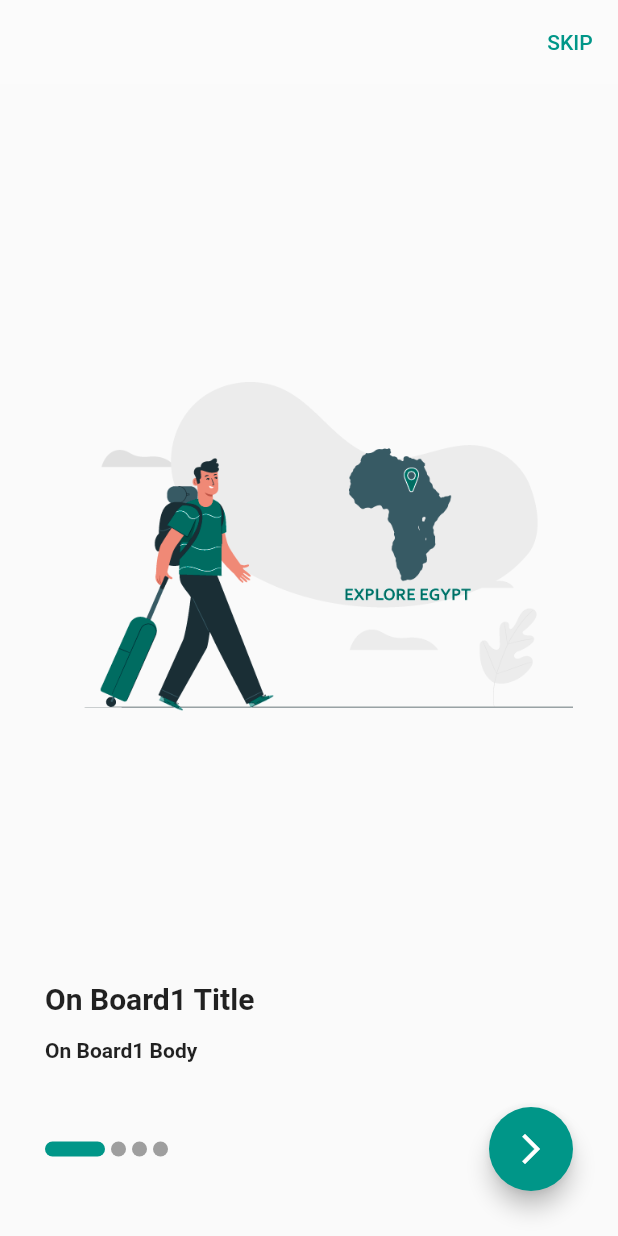
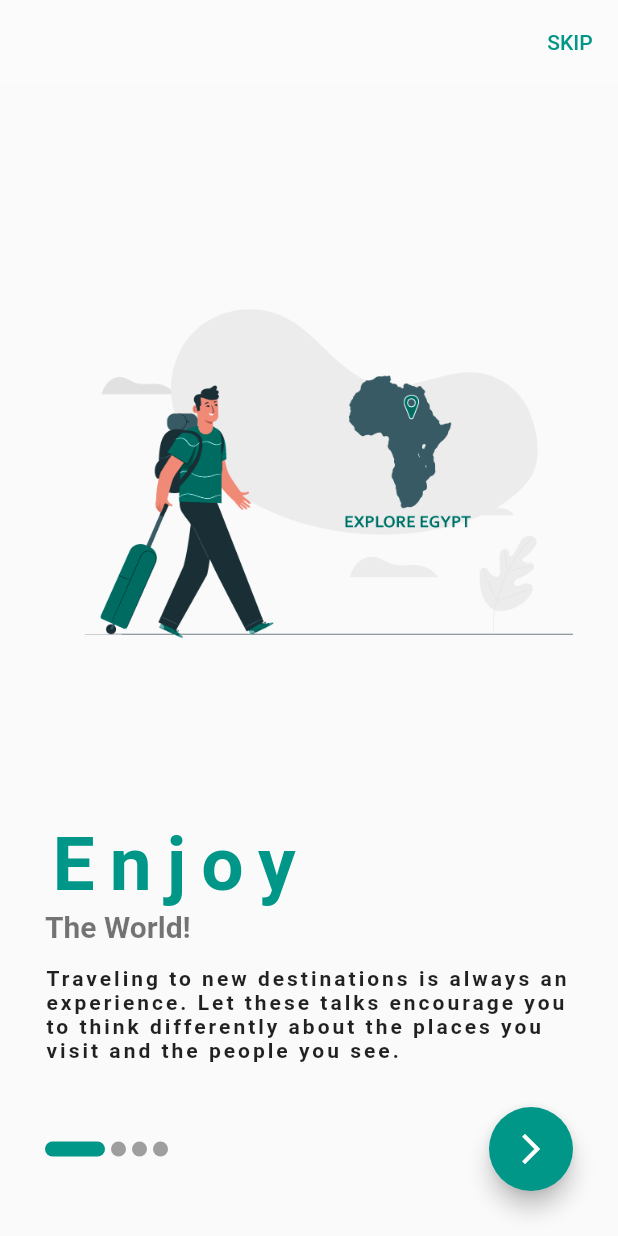
Before and after one commit to Esraa-Kheer/GRADUATION-PROJECT, a Flutter app: the screen it shows after launch, on a phone screen of 412 x 824 dp. Run offline on Flutter 3.47's test engine with Material 2 defaults, Android fonts, the phone set to English and light mode, and no system bars; drawn by our look-alikes of smooth_page_indicator; our stand-ins replace bloc, carousel_slider, conditional_builder_null_safety, dio, easy_splash_screen, flutter_bloc and 2 more; accounts and stored records are empty; Roboto replaces fonts that are missing (AovelSansRounded).

Commit message:
seconed commit

```diff
--- a/lib/models/city_model/city_model.dart
+++ b/lib/models/city_model/city_model.dart
@@ -26,6 +26,7 @@ class CitiesModel {
 }
 
 class Data {
+  late String pic;
  late String name;
  late String area;
  late String population;
@@ -35,6 +36,7 @@ class Data {
  late String id;
 
   Data.fromJson(Map<String, dynamic> json) {
+    pic=json['pic'];
     name = json['name'];
     area = json['area'];
     population = json['population'];
--- a/lib/modules/on_boarding/on_boarding_screen.dart
+++ b/lib/modules/on_boarding/on_boarding_screen.dart
@@ -9,12 +9,14 @@ import 'package:smooth_page_indicator/smooth_page_indicator.dart';
 
 class BoardingModel{
   late final String image;
-  late final String title;
+  late final String title1;
+  late final String title2;
   late final String body;
 
 
   BoardingModel({
-    required this.title,
+    required this.title1,
+    required this.title2,
     required this.image,
     required this.body
 });
@@ -32,24 +34,28 @@ class _OnBoardingScreenState extends State<OnBoardingScreen> {
 
   List<BoardingModel> boarding=[
     BoardingModel(
-        title: 'On Board1 Title',
+        title1: 'Enjoy ',
+        title2: 'The World!',
         image: 'assets/images/1.png',
-        body: 'On Board1 Body'
+        body: 'Traveling to new destinations is always an experience. Let these talks encourage you to think differently about the places you visit and the people you see.'
     ),
     BoardingModel(
-        title: 'On Board2 Title',
+        title1: 'Enjoy ',
+        title2: 'The World!',
         image: 'assets/images/2.png',
-        body: 'On Board2 Body'
+        body: 'Traveling to new destinations is always an experience. Let these talks encourage you to think differently about the places you visit and the people you see.'
     ),
     BoardingModel(
-        title: 'On Board3 Title',
+        title1: 'Enjoy ',
+        title2: 'The World!',
         image: 'assets/images/3.png',
-        body: 'On Board3 Body'
+        body: 'Traveling to new destinations is always an experience. Let these talks encourage you to think differently about the places you visit and the people you see.'
     ),
     BoardingModel(
-        title: 'On Board4 Title',
+        title1: 'Enjoy',
+        title2: 'The World!',
         image: 'assets/images/4.png',
-        body: 'On Board4 Body'
+        body: 'Traveling to new destinations is always an experience. Let these talks encourage you to think differently about the places you visit and the people you see.'
     ),
   ];
   bool isLast=false;
@@ -157,20 +163,34 @@ class _OnBoardingScreenState extends State<OnBoardingScreen> {
           ),
         ),
       ),
-      const SizedBox(height: 15,),
+      const SizedBox(height: 5,),
       Text(
-        model.title,
+        model.title1,
+        style: const TextStyle(
+            fontSize: 50,
+            letterSpacing: 10,
+            fontFamily: 'AovelSansRounded',
+            fontWeight: FontWeight.bold,
+          color: Colors.teal
+        ),
+      ),
+      Text(
+        model.title2,
         style: const TextStyle(
             fontSize: 20,
-            fontWeight: FontWeight.bold
+            fontWeight: FontWeight.bold,
+            color: Colors.black54
         ),
       ),
+
       const SizedBox(height: 15,),
       Text(
         model.body,
         style: const TextStyle(
             fontSize: 14,
-            fontWeight: FontWeight.bold
+            fontWeight: FontWeight.w600,
+          fontFamily: 'AovelSansRounded',
+          letterSpacing: 2
         ),
       ),
     ],
```
Also changed, not shown: lib/layout/app_layout.dart (+1 -42 lines), lib/modules/home/home_screen.dart (+25 -25 lines), lib/modules/map/map_screen.dart (+29 -5 lines), pubspec.yaml (+10 -0 lines).
